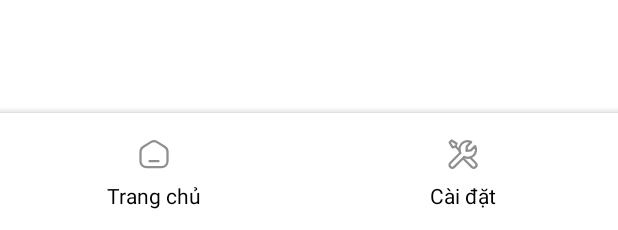
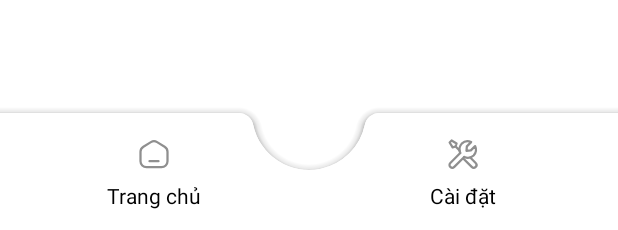
Before and after one commit to duongss/XeApplication, an Android app: the layout fragment_main.xml on its own in the app's theme, with its tools: preview values and no code run, on a phone screen of 412 x 824 dp. Shown: the part 1003-1233 px from the top of the screen. Run offline under Robolectric (Android 15) with nearby library versions, the phone set to English and light mode, and no system bars.

```diff
--- a/app/src/main/AndroidManifest.xml
+++ b/app/src/main/AndroidManifest.xml
@@ -15,8 +15,11 @@
         tools:targetApi="31" >
         <activity
             android:name=".MainActivity"
-            android:exported="true"
             android:screenOrientation="portrait">
+        </activity>
+
+        <activity android:name=".splash.SplashJoinActivity"
+            android:exported="true">
             <intent-filter>
                 <action android:name="android.intent.action.MAIN" />
 
--- a/app/src/main/java/com/dss/xeapplication/App.kt
+++ b/app/src/main/java/com/dss/xeapplication/App.kt
@@ -9,6 +9,7 @@ import com.dss.xeapplication.base.ads.GoogleMobileAdsConsentManager
 import com.dss.xeapplication.base.network.INetworkManager
 import com.wavez.p27_pdf_scanner.data.local.SharedPref
 import com.dss.xeapplication.base.local.bus.Event
+import com.google.firebase.FirebaseApp
 import dagger.hilt.android.HiltAndroidApp
 import org.greenrobot.eventbus.EventBus
 import java.util.Locale
@@ -43,6 +44,7 @@ class App : Application(), INetworkManager {
         super.onCreate()
         app = this
         AppCompatDelegate.setDefaultNightMode(AppCompatDelegate.MODE_NIGHT_NO)
+        FirebaseApp.initializeApp(this)
 
 
         locale = Locale(SharedPref.getLanguage().toString())
--- a/app/src/main/java/com/dss/xeapplication/model/Car.kt
+++ b/app/src/main/java/com/dss/xeapplication/model/Car.kt
@@ -6,7 +6,6 @@ import com.dss.xeapplication.R
 data class Car(
     var id : String,
     var name : String, // tên xe
-    var sortName : String, // biệt danh xe
     val brand: String, // hãng
     val model: String, // kiểu
     val year: Int, // năm sản xuất
--- a/app/src/main/res/layout/activity_main.xml
+++ b/app/src/main/res/layout/activity_main.xml
@@ -15,6 +15,7 @@
             android:id="@+id/frContainer"
             android:layout_width="match_parent"
             android:layout_height="0dp"
+            app:layout_constraintBottom_toBottomOf="parent"
             app:layout_constraintTop_toTopOf="parent" />
 
     </androidx.constraintlayout.widget.ConstraintLayout>
--- a/app/src/main/res/layout/fragment_main.xml
+++ b/app/src/main/res/layout/fragment_main.xml
@@ -87,5 +87,12 @@
 
     </com.google.android.material.bottomappbar.BottomAppBar>
 
-
+    <com.google.android.material.floatingactionbutton.FloatingActionButton
+        android:id="@+id/btnScan"
+        android:layout_width="wrap_content"
+        android:layout_height="wrap_content"
+        android:contentDescription="@string/app_name"
+        android:alpha="0.0"
+        app:elevation="0dp"
+        app:layout_anchor="@id/bottomAppBar" />
 </androidx.coordinatorlayout.widget.CoordinatorLayout>
--- a/app/src/main/res/values/colors.xml
+++ b/app/src/main/res/values/colors.xml
@@ -12,6 +12,7 @@
     <color name="color2">#0A8ED9</color>
     <color name="color8">#8F8F8F</color>
 
+    <color name="transparent">#00000000</color>
     <color name="colorTransparent">#00000000</color>
     <color name="black_transparent_5">#0D000000</color>
     <color name="black_transparent_10">#1A000000</color>
--- a/build.gradle.kts
+++ b/build.gradle.kts
@@ -3,5 +3,5 @@ plugins {
     id("com.android.application") version "7.3.1" apply false
     id ("org.jetbrains.kotlin.android") version "1.8.0" apply false
     id ("com.google.dagger.hilt.android") version "2.44" apply false
-    id("com.google.gms.google-services") version "4.4.1" apply false
+    id("com.google.gms.google-services") version "4.3.15" apply false
 }
```
Also changed, not shown: app/build.gradle.kts (+7 -5 lines), app/src/main/java/com/dss/xeapplication/base/extension/ContextEx.kt (+16 -2 lines), app/src/main/java/com/dss/xeapplication/data/Storage.kt (added, +46 -0 lines), app/src/main/java/com/dss/xeapplication/splash/SplashJoinActivity.kt (+6 -1 lines).
